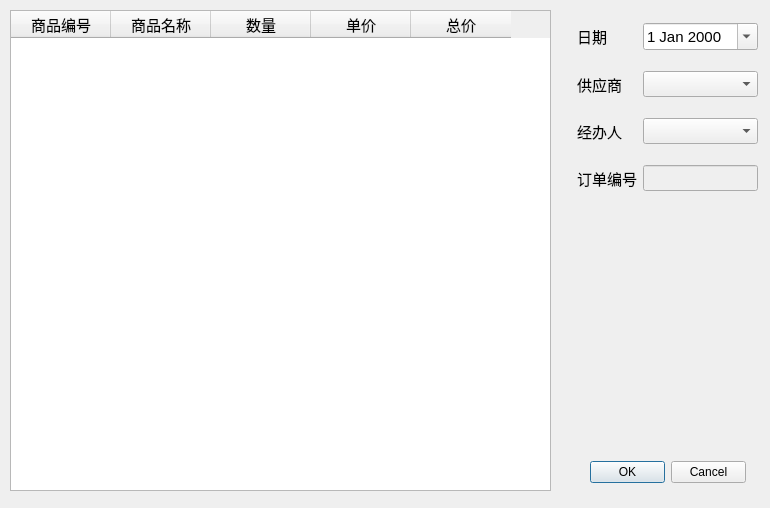
Old version of the form FrmBuyOrder.ui in the repository linchengyuan/db.
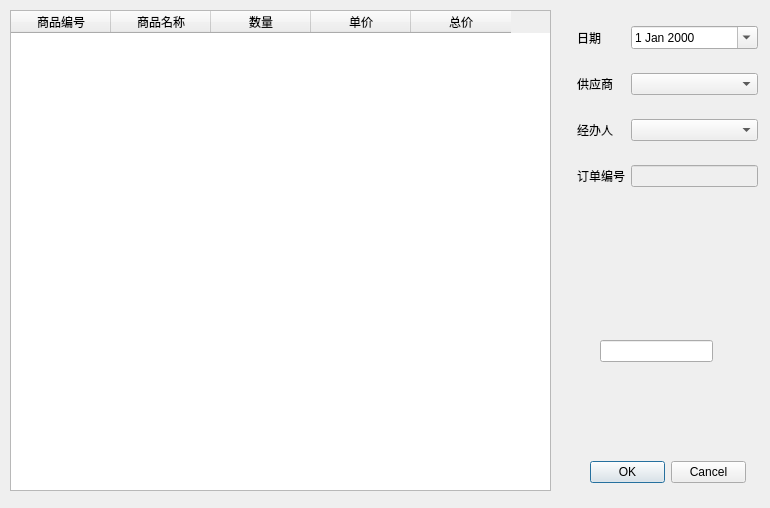
New version of the form.

What changed in the file:
```diff
--- a/FrmBuyOrder.ui
+++ b/FrmBuyOrder.ui
@@ -31,7 +31,7 @@
     </property>
     <property name="font">
      <font>
-      <pointsize>11</pointsize>
+      <pointsize>9</pointsize>
      </font>
     </property>
    </column>
@@ -41,7 +41,7 @@
     </property>
     <property name="font">
      <font>
-      <pointsize>11</pointsize>
+      <pointsize>9</pointsize>
      </font>
     </property>
    </column>
@@ -51,7 +51,7 @@
     </property>
     <property name="font">
      <font>
-      <pointsize>11</pointsize>
+      <pointsize>9</pointsize>
      </font>
     </property>
    </column>
@@ -61,7 +61,7 @@
     </property>
     <property name="font">
      <font>
-      <pointsize>11</pointsize>
+      <pointsize>9</pointsize>
      </font>
     </property>
    </column>
@@ -71,7 +71,7 @@
     </property>
     <property name="font">
      <font>
-      <pointsize>11</pointsize>
+      <pointsize>9</pointsize>
      </font>
     </property>
    </column>
@@ -98,12 +98,17 @@
      <height>201</height>
     </rect>
    </property>
+   <property name="font">
+    <font>
+     <pointsize>9</pointsize>
+    </font>
+   </property>
    <layout class="QGridLayout" name="gridLayout">
     <item row="0" column="0">
      <widget class="QLabel" name="label">
       <property name="font">
        <font>
-        <pointsize>11</pointsize>
+        <pointsize>9</pointsize>
        </font>
       </property>
       <property name="text">
@@ -115,7 +120,7 @@
      <widget class="QDateEdit" name="dateEdit">
       <property name="font">
        <font>
-        <pointsize>11</pointsize>
+        <pointsize>9</pointsize>
        </font>
       </property>
       <property name="calendarPopup">
@@ -130,7 +135,7 @@
      <widget class="QLabel" name="label_2">
       <property name="font">
        <font>
-        <pointsize>11</pointsize>
+        <pointsize>9</pointsize>
        </font>
       </property>
       <property name="text">
@@ -142,7 +147,7 @@
      <widget class="QComboBox" name="supplier">
       <property name="font">
        <font>
-        <pointsize>11</pointsize>
+        <pointsize>9</pointsize>
        </font>
       </property>
      </widget>
@@ -151,7 +156,7 @@
      <widget class="QLabel" name="label_3">
       <property name="font">
        <font>
-        <pointsize>11</pointsize>
+        <pointsize>9</pointsize>
        </font>
       </property>
       <property name="text">
@@ -163,7 +168,7 @@
      <widget class="QComboBox" name="transactor">
       <property name="font">
        <font>
-        <pointsize>11</pointsize>
+        <pointsize>9</pointsize>
        </font>
       </property>
      </widget>
@@ -172,7 +177,7 @@
      <widget class="QLabel" name="label_4">
       <property name="font">
        <font>
-        <pointsize>11</pointsize>
+        <pointsize>9</pointsize>
        </font>
       </property>
       <property name="text">
@@ -187,13 +192,23 @@
       </property>
       <property name="font">
        <font>
-        <pointsize>11</pointsize>
+        <pointsize>9</pointsize>
        </font>
       </property>
      </widget>
     </item>
    </layout>
   </widget>
+  <widget class="QLineEdit" name="lineEdit">
+   <property name="geometry">
+    <rect>
+     <x>600</x>
+     <y>340</y>
+     <width>113</width>
+     <height>22</height>
+    </rect>
+   </property>
+  </widget>
  </widget>
  <resources/>
  <connections/>
```
